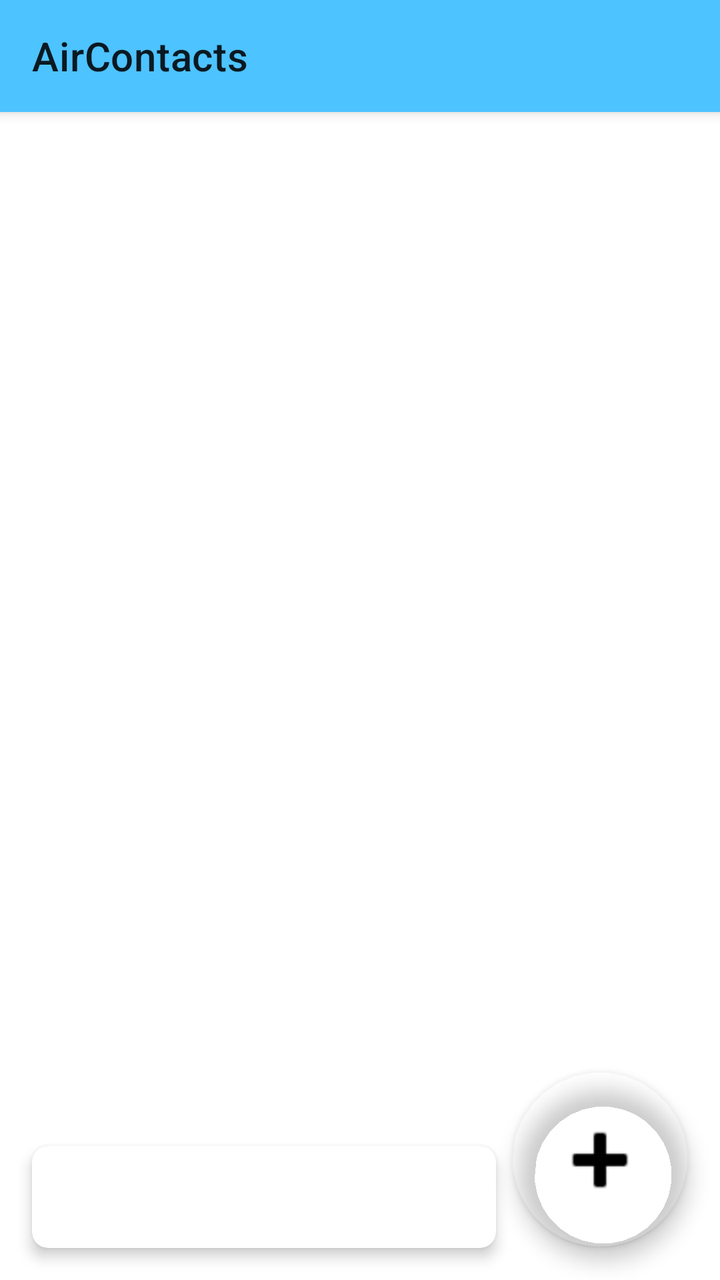
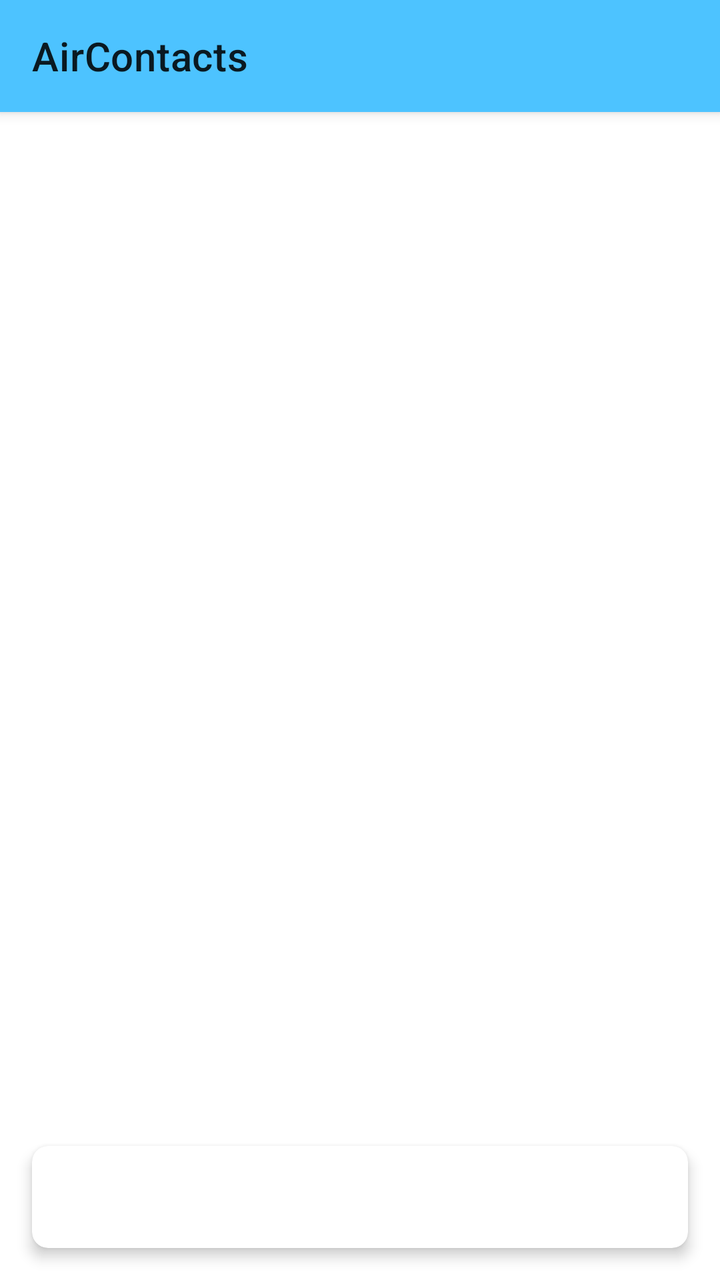

Compare the two renders of this Android layout. The source of the first and the diff that turns it into the second are given below.
<!-- AndroidManifest.xml: application theme Theme.AliPafContacts -->
<!-- res/layout/activity_main.xml -->
<?xml version="1.0" encoding="utf-8"?>
<androidx.coordinatorlayout.widget.CoordinatorLayout xmlns:android="http://schemas.android.com/apk/res/android"
    xmlns:app="http://schemas.android.com/apk/res-auto"
    android:layout_width="match_parent"
    android:layout_height="match_parent"
    android:backgroundTint="#b3e6ff">

    <com.google.android.material.appbar.AppBarLayout
        android:layout_width="match_parent"
        android:layout_height="wrap_content">

        <androidx.appcompat.widget.Toolbar
            android:id="@+id/toolbar"
            android:layout_width="match_parent"
            android:layout_height="match_parent"
            app:title="@string/main_title" />

    </com.google.android.material.appbar.AppBarLayout>

    <TextView
        android:id="@+id/tv_empty"
        android:layout_width="wrap_content"
        android:layout_height="wrap_content"
        android:layout_gravity="center"
        android:gravity="center"
        android:text="@string/main_no_accounts"
        android:visibility="gone" />

    <androidx.recyclerview.widget.RecyclerView
        android:id="@+id/recycler_view"
        android:layout_width="match_parent"
        android:layout_height="match_parent"
        android:clipToPadding="false"
        android:padding="8dp"
        android:paddingBottom="112dp"
        app:layout_behavior="@string/appbar_scrolling_view_behavior" />

    <com.google.android.material.card.MaterialCardView
        android:id="@+id/sync_status_card"
        android:layout_width="match_parent"
        android:layout_height="wrap_content"
        android:layout_gravity="bottom|start"
        android:layout_marginStart="16dp"
        android:layout_marginEnd="112dp"
        android:layout_marginBottom="16dp"
        app:cardCornerRadius="8dp"
        app:cardElevation="4dp">

        <TextView
            android:id="@+id/tv_sync_status"
            android:layout_width="match_parent"
            android:layout_height="wrap_content"
            android:padding="16dp"
            android:textAppearance="@style/TextAppearance.AppCompat.Body2" />
    </com.google.android.material.card.MaterialCardView>

    <com.google.android.material.floatingactionbutton.FloatingActionButton
        android:id="@+id/fab_add_account"
        android:layout_width="88dp"
        android:layout_height="88dp"
        android:layout_gravity="bottom|end"
        android:layout_margin="16dp"
        android:adjustViewBounds="false"
        android:contentDescription="@string/main_add_account"
        android:scaleType="center"
        android:src="@android:drawable/ic_input_add"
        app:backgroundTint="#004DC3FF"
        app:fabCustomSize="88dp"
        app:maxImageSize="50dp" />

</androidx.coordinatorlayout.widget.CoordinatorLayout>
<!-- resources referenced by this layout -->
<resources>
  <string name="main_add_account">Add syncing account</string>
  <string name="main_no_accounts">No accounts yet.\nTap + to add the syncing account.</string>
  <string name="main_title">AirContacts</string>
  <style name="Theme.AliPafContacts" parent="Theme.MaterialComponents.DayNight.NoActionBar">
          <item name="colorPrimary">@color/nextcloud_blue</item>
          <item name="colorPrimaryVariant">@color/nextcloud_blue_dark</item>
          <item name="colorOnPrimary">@android:color/white</item>
      </style>
  <color name="nextcloud_blue">#4dc3ff</color>
  <color name="nextcloud_blue_dark">#0099e6</color>
</resources>

<!-- the commit's change to res/layout/activity_main.xml (unified diff, before → after) -->
@@ -41,7 +41,7 @@
         android:layout_height="wrap_content"
         android:layout_gravity="bottom|start"
         android:layout_marginStart="16dp"
-        android:layout_marginEnd="112dp"
+        android:layout_marginEnd="16dp"
         android:layout_marginBottom="16dp"
         app:cardCornerRadius="8dp"
         app:cardElevation="4dp">
@@ -54,18 +54,4 @@
             android:textAppearance="@style/TextAppearance.AppCompat.Body2" />
     </com.google.android.material.card.MaterialCardView>
 
-    <com.google.android.material.floatingactionbutton.FloatingActionButton
-        android:id="@+id/fab_add_account"
-        android:layout_width="88dp"
-        android:layout_height="88dp"
-        android:layout_gravity="bottom|end"
-        android:layout_margin="16dp"
-        android:adjustViewBounds="false"
-        android:contentDescription="@string/main_add_account"
-        android:scaleType="center"
-        android:src="@android:drawable/ic_input_add"
-        app:backgroundTint="#004DC3FF"
-        app:fabCustomSize="88dp"
-        app:maxImageSize="50dp" />
-
 </androidx.coordinatorlayout.widget.CoordinatorLayout>
<!-- resource entries referenced after the edit -->
@@ -1,6 +1,5 @@
 <!-- resources referenced by this layout -->
 <resources>
-  <string name="main_add_account">Add syncing account</string>
   <string name="main_no_accounts">No accounts yet.\nTap + to add the syncing account.</string>
   <string name="main_title">AirContacts</string>
   <style name="Theme.AliPafContacts" parent="Theme.MaterialComponents.DayNight.NoActionBar">
